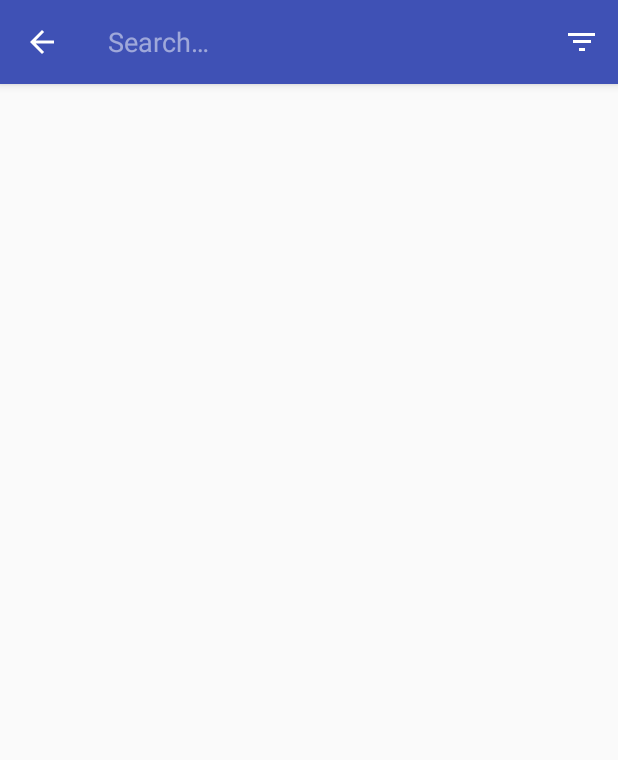
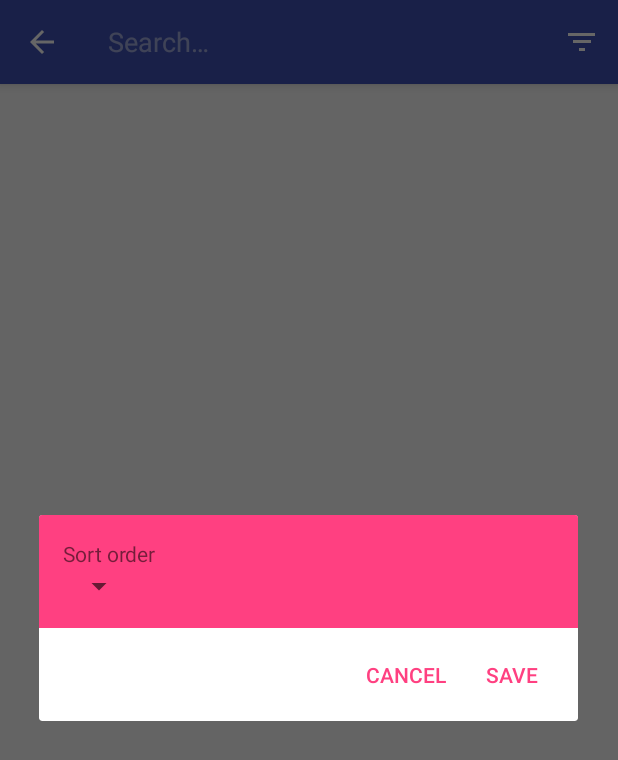
Before and after one commit to weibeld/AndroidNYTExplore, an Android app: the screen it shows after launch (MainActivity), after a tap on "Filter", on a phone screen of 412 x 824 dp. Shown: the top 760 px of the screen. Run offline under Robolectric (Android 15) with nearby library versions, the phone set to English and light mode, and no system bars; our stand-ins replace data binding; libraries missing offline, so code that uses them is left out: com.facebook.stetho; pictures from the network do not load; 1 statement that could not run was skipped; 1 other tap on this screen came first.

Commit message:
Start with FilterDialog; add all needed GET params to Retrofit call
If a query parameter (e.g. 'begin_date') is not needed for a
specific API call, it's corresponding method argument can just be
set to null.

```diff
--- /dev/null
+++ b/app/src/main/java/org/weibeld/nytexplore/FilterDialogFragment.java
@@ -0,0 +1,34 @@
+package org.weibeld.nytexplore;
+
+import android.app.AlertDialog;
+import android.app.Dialog;
+import android.app.DialogFragment;
+import android.content.DialogInterface;
+import android.os.Bundle;
+
+/**
+ * Created by dw on 23/02/17.
+ */
+
+public class FilterDialogFragment extends DialogFragment {
+
+    @Override
+    public Dialog onCreateDialog(Bundle savedInstanceState) {
+        // Use the Builder class for convenient dialog construction
+        AlertDialog.Builder builder = new AlertDialog.Builder(getActivity());
+        builder
+                .setView(getActivity().getLayoutInflater().inflate(R.layout.dialog_filter, null))
+                .setPositiveButton(R.string.save, new DialogInterface.OnClickListener() {
+                    public void onClick(DialogInterface dialog, int id) {
+                        // FIRE ZE MISSILES!
+                    }
+                })
+                .setNegativeButton(R.string.cancel, new DialogInterface.OnClickListener() {
+                    public void onClick(DialogInterface dialog, int id) {
+                        // User cancelled the dialog
+                    }
+                });
+        // Create the AlertDialog object and return it
+        return builder.create();
+    }
+}
--- a/app/src/main/java/org/weibeld/nytexplore/MainActivity.java
+++ b/app/src/main/java/org/weibeld/nytexplore/MainActivity.java
@@ -1,6 +1,7 @@
 package org.weibeld.nytexplore;
 
 import android.app.Activity;
+import android.app.DialogFragment;
 import android.app.ProgressDialog;
 import android.databinding.DataBindingUtil;
 import android.graphics.Rect;
@@ -97,7 +98,7 @@ public class MainActivity extends AppCompatActivity {
                 mArticles.clear();
                 mAdapter.notifyItemRangeRemoved(0, mAdapter.getItemCount());
                 mProgressDialog.show();
-                Call<ApiResponse> call = ApiServiceSingleton.getInstance().findArticles(query);
+                Call<ApiResponse> call = ApiServiceSingleton.getInstance().findArticles(query, null, null, null, null, null);
                 call.enqueue(new Callback<ApiResponse>() {
                     @Override
                     public void onResponse(Call<ApiResponse> call, Response<ApiResponse> response) {
@@ -134,6 +135,18 @@ public class MainActivity extends AppCompatActivity {
         });
 
         return super.onCreateOptionsMenu(menu);
+    }
+
+    @Override
+    public boolean onOptionsItemSelected(MenuItem item) {
+        switch (item.getItemId()) {
+            case R.id.action_filter:
+                DialogFragment newFragment = new FilterDialogFragment();
+                newFragment.show(getFragmentManager(), "filter");
+                return true;
+            default:
+                return false;
+        }
     }
 
     public class ArticleAdapter extends RecyclerView.Adapter<ArticleAdapter.ViewHolder> {
--- a/app/src/main/java/org/weibeld/nytexplore/api/ApiService.java
+++ b/app/src/main/java/org/weibeld/nytexplore/api/ApiService.java
@@ -23,5 +23,11 @@ public interface ApiService {
     String API_IMAGE_BASE_URL = "http://www.nytimes.com/";
 
     @GET("articlesearch.json")
-    Call<ApiResponse> findArticles(@Query("q") String keyword);
+    Call<ApiResponse> findArticles(
+            @Query("q") String query,
+            @Query("fq") String filteredQuery,
+            @Query("begin_date") String beginDate,
+            @Query("end_date") String endDate,
+            @Query("sort") String sort,
+            @Query("page") Integer page);
 }
--- /dev/null
+++ b/app/src/main/res/layout/dialog_filter.xml
@@ -0,0 +1,20 @@
+<?xml version="1.0" encoding="utf-8"?>
+<LinearLayout
+    xmlns:android="http://schemas.android.com/apk/res/android"
+    android:orientation="vertical"
+    android:layout_width="match_parent"
+    android:layout_height="match_parent"
+    android:background="@color/colorAccent"
+    android:padding="16dp"
+    >
+
+    <TextView
+        android:layout_width="match_parent"
+        android:layout_height="wrap_content"
+        android:text="Sort order"/>
+
+    <Spinner
+        android:layout_width="wrap_content"
+        android:layout_height="wrap_content"/>
+
+</LinearLayout>
--- a/app/src/main/res/values/strings.xml
+++ b/app/src/main/res/values/strings.xml
@@ -4,4 +4,7 @@
     <string name="toast_no_results">No articles found.</string>
     <string name="action_filter">Filter</string>
     <string name="progress_loading">Loading…</string>
+    <string name="save">Save</string>
+    <string name="cancel">Cancel</string>
+    <string name="filter_dialog_title">Filter</string>
 </resources>
```
